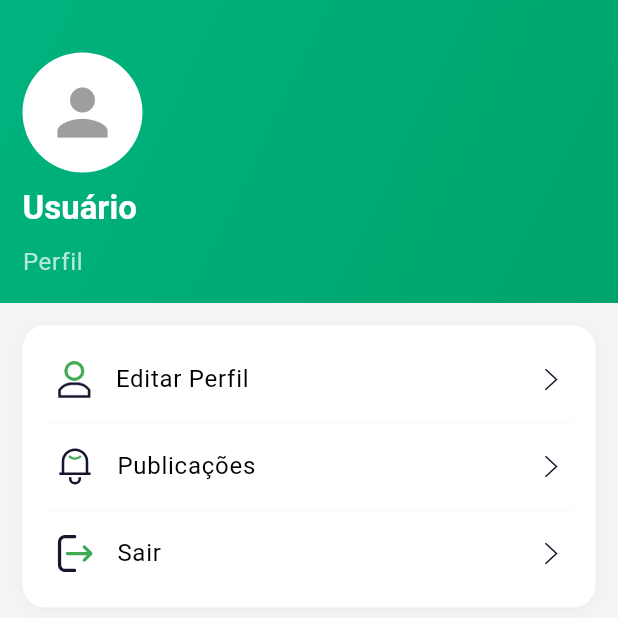
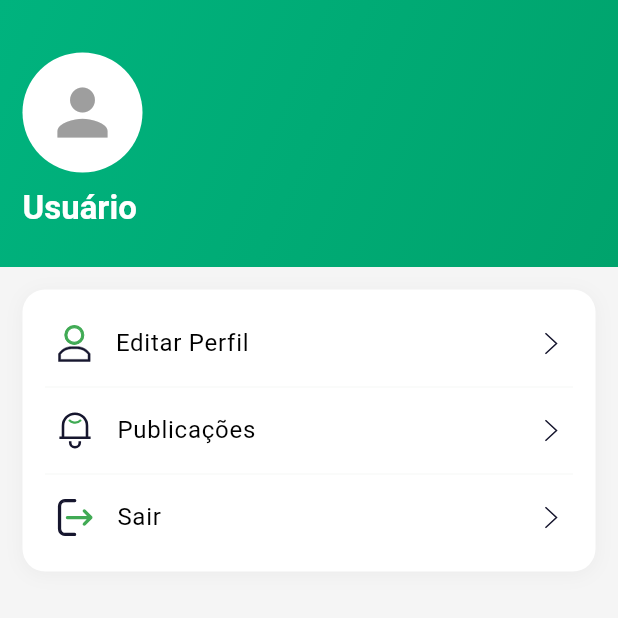
Before and after one commit to LucasGiazzi/LifeCity, a Flutter app: the ProfilePage screen opened directly, on a phone screen of 412 x 824 dp, the top half of it. Run offline on Flutter 3.47's test engine with Material 3 defaults, Android fonts, the phone set to English and light mode, and no system bars; our stand-ins replace cached_network_image, dio, firebase_auth, firebase_core, flutter_credit_card, flutter_map and 6 more; accounts and stored records are empty; Roboto replaces fonts that are missing (Gilroy).

Commit message:
correção tela de perfil e criação de conta

```diff
--- a/lib/views/profile/profile_page.dart
+++ b/lib/views/profile/profile_page.dart
@@ -1,12 +1,21 @@
 import 'package:flutter/material.dart';
 import '../../../core/constants/constants.dart';
 import './components/profile_menu_options.dart';
+import 'package:provider/provider.dart';
+import '../../core/state/auth_state.dart';
+
 
 class ProfilePage extends StatelessWidget {
   const ProfilePage({super.key});
 
   @override
   Widget build(BuildContext context) {
+    final authState = context.watch<AuthState>();
+    final userName = authState.currentUser?['name'] as String? ?? 'Usuário';
+    final user = authState.currentUser;
+    final photoUrl = user?['photo_url'] as String?;
+
+
     return Scaffold(
       backgroundColor: const Color(0xFFF5F5F5),
       body: SafeArea(
@@ -28,26 +37,25 @@ class ProfilePage extends StatelessWidget {
                   crossAxisAlignment: CrossAxisAlignment.start,
                   children: [
                     const SizedBox(height: 20),
-                    const CircleAvatar(
+                    CircleAvatar(
                       radius: 40,
                       backgroundColor: Colors.white,
-                      child: Icon(Icons.person, size: 50, color: Colors.grey),
+                      backgroundImage: (photoUrl != null && photoUrl.isNotEmpty)
+                          ? NetworkImage(photoUrl)
+                          : null,
+                      child: (photoUrl == null || photoUrl.isEmpty)
+                          ? const Icon(Icons.person, size: 50, color: Colors.grey)
+                          : null,
                     ),
                     const SizedBox(height: 10),
                     Text(
-                      'Usuário',
+                      userName,
                       style: Theme.of(context).textTheme.titleLarge?.copyWith(
                             color: Colors.white,
                             fontWeight: FontWeight.bold,
                           ),
                     ),
                     const SizedBox(height: 10),
-                    Text(
-                      'Perfil',
-                      style: Theme.of(context).textTheme.bodyLarge?.copyWith(
-                            color: Colors.white70,
-                          ),
-                    ),
                   ],
                 ),
               ),
```
Also changed, not shown: lib/core/utils/validators.dart (+6 -6 lines).
